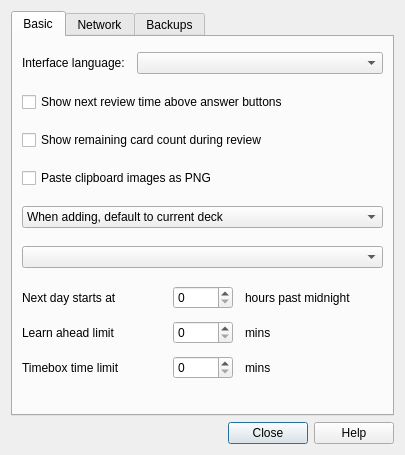
ankitects/anki, file designer/preferences.ui: the form before one commit.
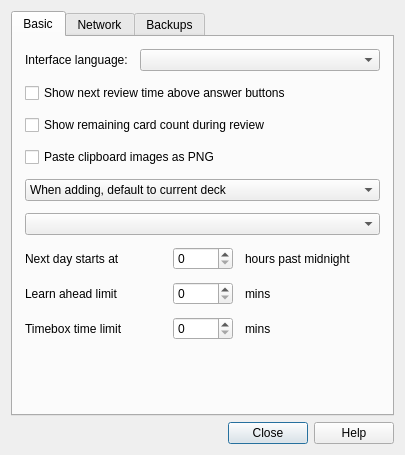
The form after the commit.

Commit message: fix margins in prefs screen

Diff of the .ui file:
```diff
--- a/designer/preferences.ui
+++ b/designer/preferences.ui
@@ -30,6 +30,9 @@
        <property name="spacing">
         <number>12</number>
        </property>
+       <property name="margin">
+        <number>12</number>
+       </property>
        <item>
         <layout class="QHBoxLayout" name="horizontalLayout_2">
          <item>
@@ -91,6 +94,9 @@
        </item>
        <item>
         <layout class="QGridLayout" name="gridLayout_4">
+         <property name="spacing">
+          <number>12</number>
+         </property>
          <item row="0" column="0">
           <widget class="QLabel" name="label_23">
            <property name="text">
@@ -174,7 +180,7 @@
           <enum>Qt::Vertical</enum>
          </property>
          <property name="sizeType">
-          <enum>QSizePolicy::Preferred</enum>
+          <enum>QSizePolicy::Expanding</enum>
          </property>
          <property name="sizeHint" stdset="0">
           <size>
```
Left out of the diff: 10 changed lines with no effect on the pictures.
